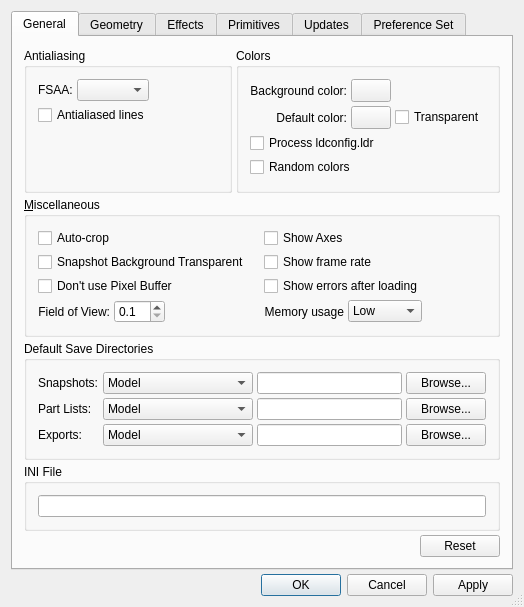
Before: the Qt Designer form ldvlib/LDVQt/LDVPreferencesPanel.ui in trevorsandy/lpub3d-ci, drawn with Qt 5.
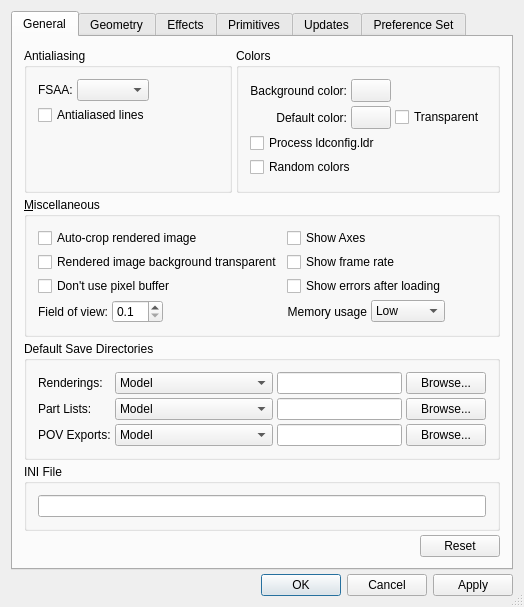
After: the same form once the commit is applied. Icons and pictures are not drawn.

Diff of the .ui file:
```diff
--- a/ldvlib/LDVQt/LDVPreferencesPanel.ui
+++ b/ldvlib/LDVQt/LDVPreferencesPanel.ui
@@ -315,21 +315,21 @@
             <item row="0" column="0">
              <widget class="QCheckBox" name="autoCropButton">
               <property name="text">
-               <string>Auto-crop</string>
+               <string>Auto-crop rendered image</string>
               </property>
              </widget>
             </item>
             <item row="2" column="0">
              <widget class="QCheckBox" name="havePixelBufferButton">
               <property name="text">
-               <string>Don't use Pixel Buffer</string>
+               <string>Don't use pixel buffer</string>
               </property>
              </widget>
             </item>
             <item row="1" column="0">
              <widget class="QCheckBox" name="transparentBackgroundButton">
               <property name="text">
-               <string>Snapshot Background Transparent</string>
+               <string>Rendered image background transparent</string>
               </property>
              </widget>
             </item>
@@ -400,7 +400,7 @@
               <item>
                <widget class="QLabel" name="fieldOfViewLabel">
                 <property name="text">
-                 <string>Field of View:</string>
+                 <string>Field of view:</string>
                 </property>
                 <property name="alignment">
                  <set>Qt::AlignRight|Qt::AlignTrailing|Qt::AlignVCenter</set>
@@ -502,7 +502,7 @@
             <item row="0" column="0">
              <widget class="QLabel" name="defaultSnapshotDirLabel">
               <property name="text">
-               <string>Snapshots:</string>
+               <string>Renderings:</string>
               </property>
               <property name="alignment">
                <set>Qt::AlignLeading|Qt::AlignLeft|Qt::AlignVCenter</set>
@@ -527,7 +527,7 @@
               </item>
               <item>
                <property name="text">
-                <string>Last Saved Snapshot</string>
+                <string>Last Saved Image</string>
                </property>
               </item>
               <item>
@@ -581,7 +581,7 @@
               </item>
               <item>
                <property name="text">
-                <string>Last Saved Parts Lists</string>
+                <string>Last Saved Parts List</string>
                </property>
               </item>
               <item>
@@ -610,7 +610,7 @@
             <item row="2" column="0">
              <widget class="QLabel" name="exportsDirLabel">
               <property name="text">
-               <string>Exports:</string>
+               <string>POV Exports:</string>
               </property>
               <property name="alignment">
                <set>Qt::AlignLeading|Qt::AlignLeft|Qt::AlignVCenter</set>
@@ -635,7 +635,7 @@
               </item>
               <item>
                <property name="text">
-                <string>Last Saved Exports</string>
+                <string>Last Saved POV Export</string>
                </property>
               </item>
               <item>
```
